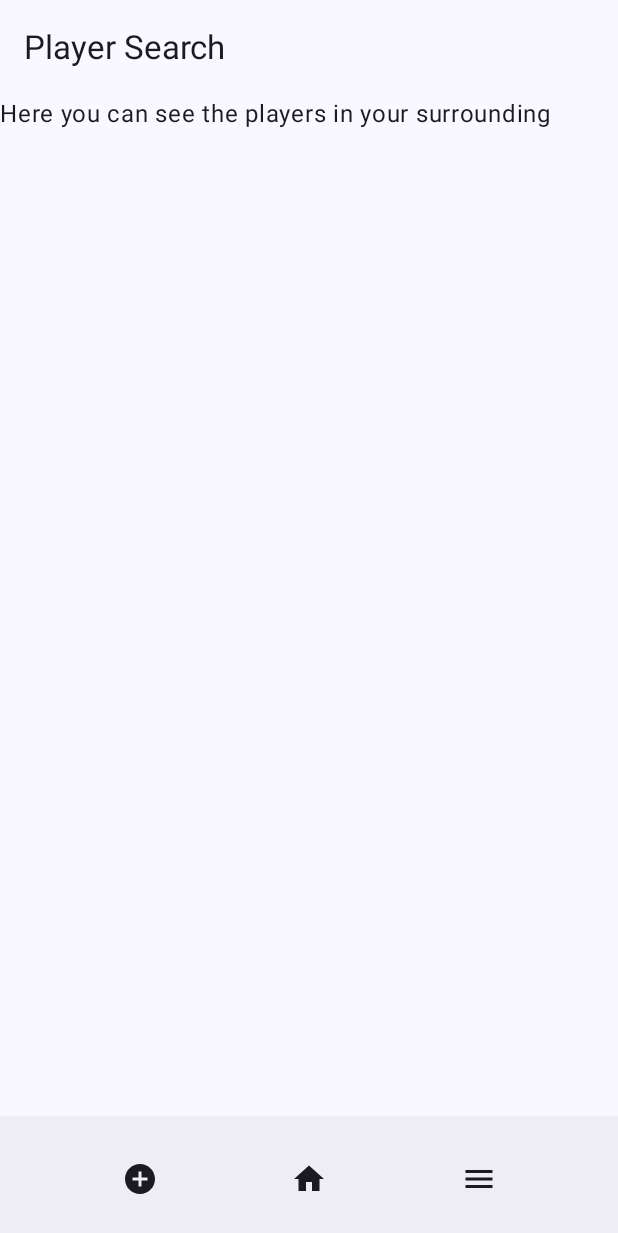
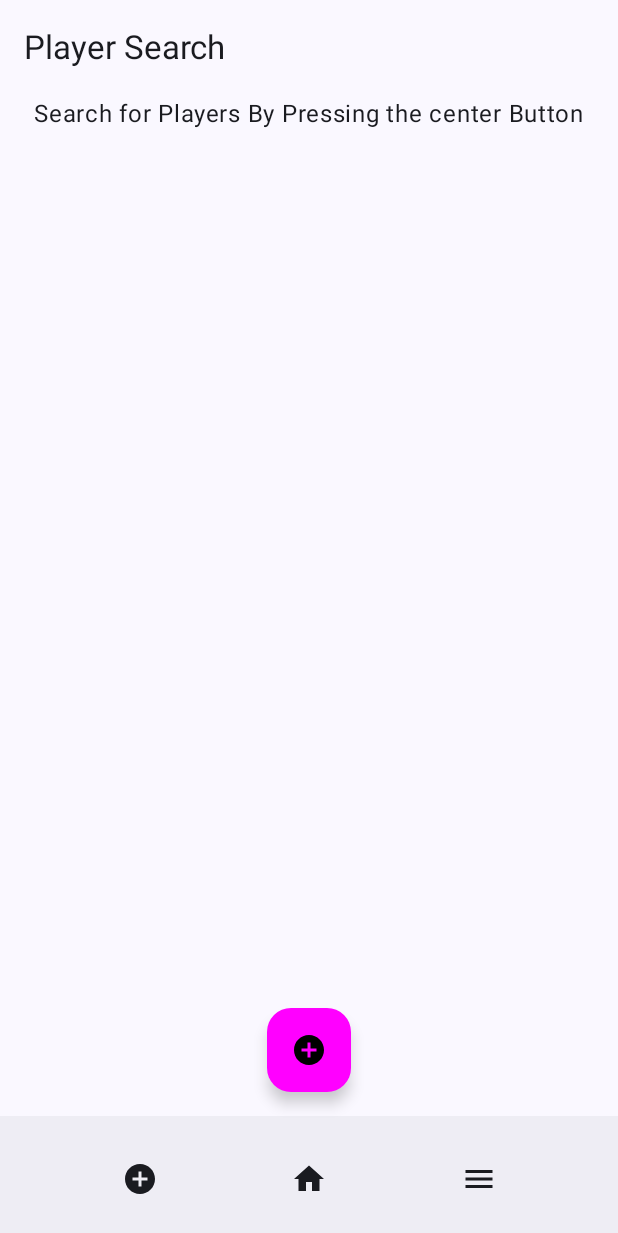
Before and after one commit to JuliusSz/Julius_Szumski_3137163-Dissertaion_Project, an Android app built with Jetpack Compose: the CollectionActivity screen opened directly, with no data from a screen before it, after a tap on "Search", on a phone screen of 412 x 824 dp. Shown: the top 1233 px of the screen. Run offline under Robolectric (Android 15) with nearby library versions, the light colour scheme and no system bars.

Commit message:
Gave some Functionality to UI and implemented  Scrollable lists (no Items to fill yet) on the Player search and Collection

```diff
--- a/app/src/main/java/com/example/julius_szumski_3137163_dissertaion_project/CollectionActivity.kt
+++ b/app/src/main/java/com/example/julius_szumski_3137163_dissertaion_project/CollectionActivity.kt
@@ -1,5 +1,6 @@
 package com.example.julius_szumski_3137163_dissertaion_project
 
+import android.content.Context
 import android.content.Intent
 import android.os.Bundle
 import androidx.activity.ComponentActivity
@@ -7,10 +8,12 @@ import androidx.activity.compose.setContent
 import androidx.activity.enableEdgeToEdge
 import androidx.compose.foundation.layout.Arrangement
 import androidx.compose.foundation.layout.Column
+import androidx.compose.foundation.layout.PaddingValues
 import androidx.compose.foundation.layout.Row
 import androidx.compose.foundation.layout.fillMaxSize
 import androidx.compose.foundation.layout.fillMaxWidth
 import androidx.compose.foundation.layout.padding
+import androidx.compose.foundation.lazy.LazyColumn
 import androidx.compose.material.icons.Icons
 import androidx.compose.material.icons.filled.AddCircle
 import androidx.compose.material.icons.filled.Home
@@ -23,8 +26,8 @@ import androidx.compose.material3.Scaffold
 import androidx.compose.material3.Text
 import androidx.compose.material3.TopAppBar
 import androidx.compose.runtime.Composable
+import androidx.compose.ui.Alignment
 import androidx.compose.ui.Modifier
-import androidx.compose.ui.tooling.preview.Preview
 import com.example.julius_szumski_3137163_dissertaion_project.ui.theme.Julius_Szumski_3137163Dissertaion_ProjectTheme
 
 class CollectionActivity : ComponentActivity() {
@@ -89,28 +92,35 @@ class CollectionActivity : ComponentActivity() {
                     }
 
                 ) { innerPadding ->
-                    Text(
-                        text = "Here you can see all the critters you collected",
-                        modifier = Modifier.padding(innerPadding)
-                    )
+                    critterList(this,innerPadding)
                 }
             }
         }
     }
-}
 
-@Composable
-fun Greeting3(name: String, modifier: Modifier = Modifier) {
-    Text(
-        text = "Hello $name!",
-        modifier = modifier
-    )
-}
 
-@Preview(showBackground = true)
-@Composable
-fun GreetingPreview3() {
-    Julius_Szumski_3137163Dissertaion_ProjectTheme {
-        Greeting3("Android")
+private var critterCollection= mutableListOf<Critter>()
+
+    @Composable
+    fun critterList(context: Context, padding: PaddingValues){
+        LazyColumn(verticalArrangement = Arrangement.Center,
+            horizontalAlignment = Alignment.CenterHorizontally,
+            modifier = Modifier
+                .padding(padding)
+                .fillMaxWidth()
+        ){
+
+            if (critterCollection.isEmpty()){
+                item {
+                    Text(
+                        text = "You have found no Critters yet"
+                    )
+                }
+            }else{
+                //Logic when Players are found
+            }
+
+
+        }
     }
 }
--- /dev/null
+++ b/app/src/main/java/com/example/julius_szumski_3137163_dissertaion_project/Critter.kt
@@ -0,0 +1,5 @@
+package com.example.julius_szumski_3137163_dissertaion_project
+
+class Critter {
+//Implement
+}
--- a/app/src/main/java/com/example/julius_szumski_3137163_dissertaion_project/PlayerSearchActivity.kt
+++ b/app/src/main/java/com/example/julius_szumski_3137163_dissertaion_project/PlayerSearchActivity.kt
@@ -1,5 +1,6 @@
 package com.example.julius_szumski_3137163_dissertaion_project
 
+import android.content.Context
 import android.content.Intent
 import android.os.Bundle
 import androidx.activity.ComponentActivity
@@ -7,24 +8,30 @@ import androidx.activity.compose.setContent
 import androidx.activity.enableEdgeToEdge
 import androidx.compose.foundation.layout.Arrangement
 import androidx.compose.foundation.layout.Column
+import androidx.compose.foundation.layout.PaddingValues
 import androidx.compose.foundation.layout.Row
 import androidx.compose.foundation.layout.fillMaxSize
 import androidx.compose.foundation.layout.fillMaxWidth
 import androidx.compose.foundation.layout.padding
+import androidx.compose.foundation.lazy.LazyColumn
 import androidx.compose.material.icons.Icons
 import androidx.compose.material.icons.filled.AddCircle
 import androidx.compose.material.icons.filled.Home
 import androidx.compose.material.icons.filled.Menu
 import androidx.compose.material3.BottomAppBar
 import androidx.compose.material3.ExperimentalMaterial3Api
+import androidx.compose.material3.FabPosition
+import androidx.compose.material3.FloatingActionButton
 import androidx.compose.material3.Icon
 import androidx.compose.material3.IconButton
 import androidx.compose.material3.Scaffold
 import androidx.compose.material3.Text
 import androidx.compose.material3.TopAppBar
 import androidx.compose.runtime.Composable
+import androidx.compose.runtime.mutableStateOf
+import androidx.compose.ui.Alignment
 import androidx.compose.ui.Modifier
-import androidx.compose.ui.tooling.preview.Preview
+import androidx.compose.ui.graphics.Color
 import com.example.julius_szumski_3137163_dissertaion_project.ui.theme.Julius_Szumski_3137163Dissertaion_ProjectTheme
 
 @ExperimentalMaterial3Api
@@ -42,9 +49,24 @@ class PlayerSearchActivity : ComponentActivity() {
                             }
                         })
                     },
-                    //floatingActionButton = { FloatingActionButton(onClick = {
+                    floatingActionButton = { FloatingActionButton(onClick = {
+                        if(searching.value){
+                            searching.value=false
+                            searchButtonColor.value = Color.Magenta
+                        }else{
+                            searching.value=true
+                            searchButtonColor.value = Color.Cyan
+                        }
 
-                    //})},
+
+                    }, containerColor = searchButtonColor.value){
+                        Icon(
+                            Icons.Filled.AddCircle,
+                            contentDescription ="searchButton",
+                            tint = Color.Black
+                        )
+                    }},
+                    floatingActionButtonPosition = FabPosition.Center,
                     bottomBar = {
                         BottomAppBar(actions = {
                             Row(horizontalArrangement = Arrangement.SpaceEvenly, modifier = Modifier.fillMaxWidth()) {
@@ -89,28 +111,56 @@ class PlayerSearchActivity : ComponentActivity() {
                     }
 
                 ) { innerPadding ->
-                    Text(
-                        text = "Here you can see the players in your surrounding",
-                        modifier = Modifier.padding(innerPadding)
-                    )
+                    /**
+                    if(searching.value){
+                        Text(
+                            text = "You are currently searching for Players in your surrounding",
+                            modifier = Modifier.padding(innerPadding)
+                        )
+                    }else{
+                        Text(
+                            text = "You are not searching for Players at the moment",
+                            modifier = Modifier.padding(innerPadding)
+                        )
+                    }
+                    **/
+                    foundPlayersList(this,innerPadding)
+
                 }
             }
         }
     }
-}
+    private val searchButtonColor = mutableStateOf<Color>(Color.Magenta)
+    private val searching = mutableStateOf<Boolean>(false)
 
-@Composable
-fun Greeting2(name: String, modifier: Modifier = Modifier) {
-    Text(
-        text = "Hello $name!",
-        modifier = modifier
-    )
-}
+    private var foundPlayer = mutableListOf<Int>()
 
-@Preview(showBackground = true)
-@Composable
-fun GreetingPreview2() {
-    Julius_Szumski_3137163Dissertaion_ProjectTheme {
-        Greeting2("Android")
+    @Composable
+    fun foundPlayersList(context: Context, padding: PaddingValues){
+        LazyColumn(verticalArrangement = Arrangement.Center,
+            horizontalAlignment = Alignment.CenterHorizontally,
+            modifier = Modifier
+                .padding(padding)
+                .fillMaxWidth()
+        ){
+            if(searching.value){
+                if (foundPlayer.size == 0 ){
+                    item {
+                        Text(
+                            text = "No Players nearby"
+                        )
+                    }
+                }else{
+                    //Logic when Players are found
+                }
+            }else{
+                item {
+                    Text(
+                        text = "Search for Players By Pressing the center Button"
+                    )
+                }
+            }
+
+        }
     }
 }
```
